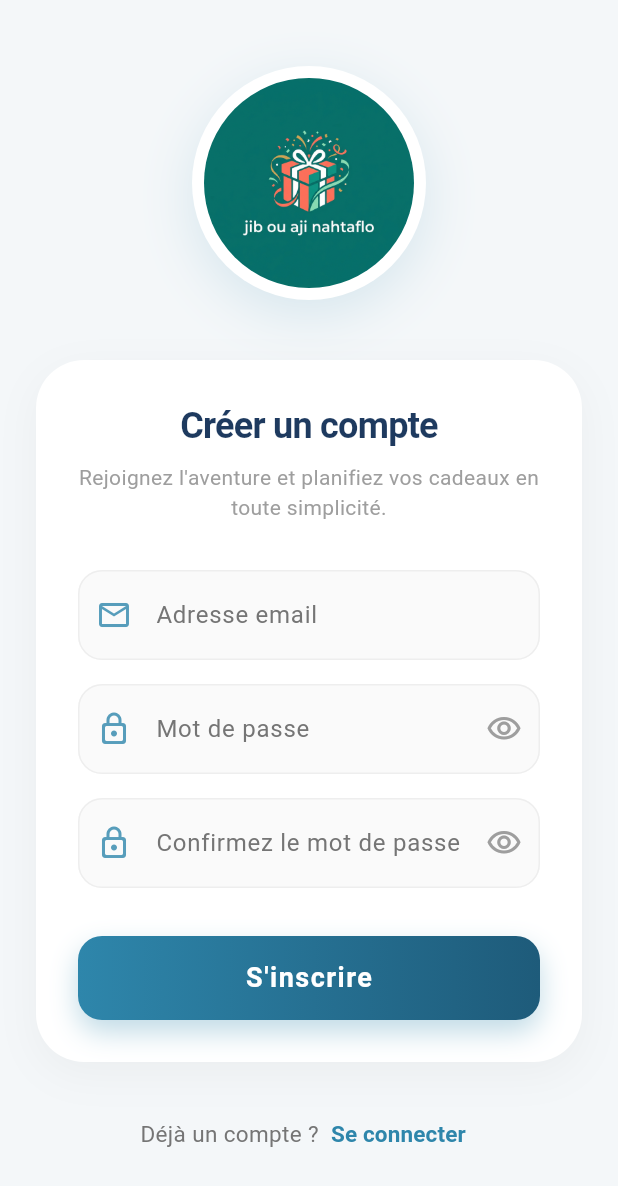
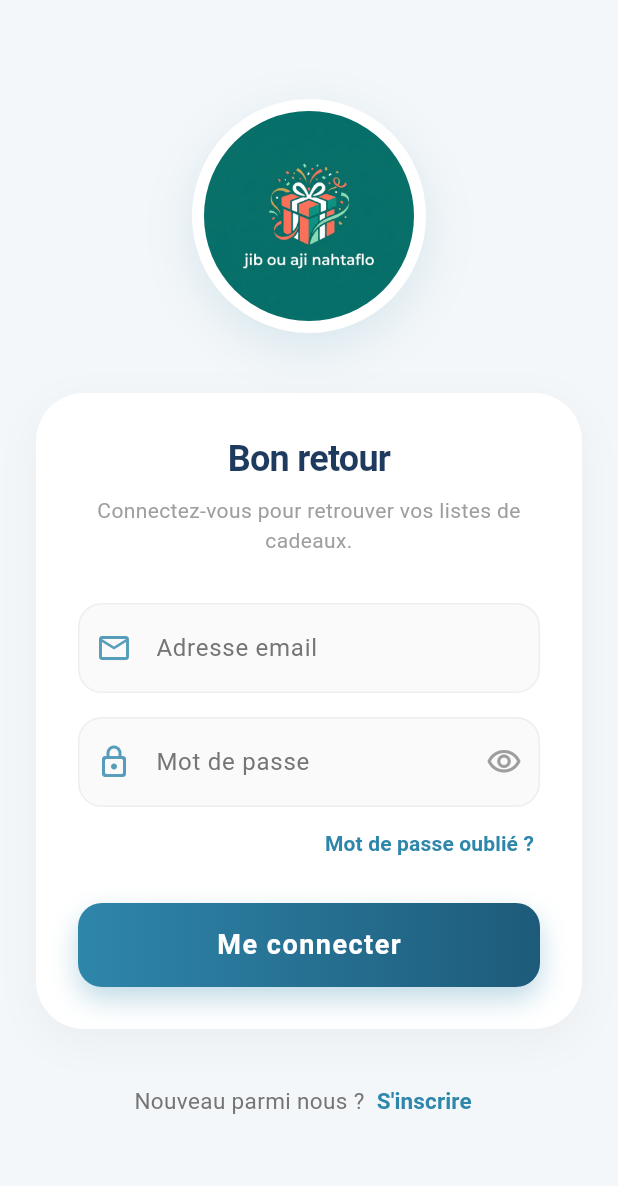
Before and after one commit to Houssam265/application-mobile-GIFT-PLANNING-, a Flutter app: the screen it shows after launch, on a phone screen of 412 x 824 dp. Shown: the top 1186 px of the screen. Run offline on Flutter 3.47's test engine with Material 3 defaults, Android fonts, the light colour scheme and no system bars; our stand-ins replace flutter_riverpod, go_router, supabase_flutter; accounts and stored records are empty; Roboto replaces fonts that are missing (Arial).

Commit message:
GP-04 : Écran Connexion email/password + session persistante

```diff
--- /dev/null
+++ b/lib/core/router/go_router_refresh_stream.dart
@@ -0,0 +1,21 @@
+import 'dart:async';
+import 'package:flutter/foundation.dart';
+
+/// Convertit un Stream en ChangeNotifier pour que GoRouter puisse s'y abonner
+/// via le paramètre refreshListenable.
+class GoRouterRefreshStream extends ChangeNotifier {
+  GoRouterRefreshStream(Stream<dynamic> stream) {
+    notifyListeners();
+    _subscription = stream.asBroadcastStream().listen(
+      (dynamic _) => notifyListeners(),
+    );
+  }
+
+  late final StreamSubscription<dynamic> _subscription;
+
+  @override
+  void dispose() {
+    _subscription.cancel();
+    super.dispose();
+  }
+}
--- /dev/null
+++ b/lib/features/auth/presentation/login_screen.dart
@@ -0,0 +1,317 @@
+import 'package:flutter/material.dart';
+import 'package:flutter_riverpod/flutter_riverpod.dart';
+import 'package:go_router/go_router.dart';
+import '../domain/auth_notifier.dart';
+import '../domain/auth_state.dart';
+
+class LoginScreen extends ConsumerStatefulWidget {
+  const LoginScreen({super.key});
+
+  @override
+  ConsumerState<LoginScreen> createState() => _LoginScreenState();
+}
+
+class _LoginScreenState extends ConsumerState<LoginScreen> {
+  final _formKey = GlobalKey<FormState>();
+  final _emailController = TextEditingController();
+  final _passwordController = TextEditingController();
+  bool _obscurePassword = true;
+
+  @override
+  void dispose() {
+    _emailController.dispose();
+    _passwordController.dispose();
+    super.dispose();
+  }
+
+  void _submit() {
+    if (!_formKey.currentState!.validate()) return;
+    ref.read(authNotifierProvider.notifier).login(
+      _emailController.text.trim(),
+      _passwordController.text.trim(),
+    );
+  }
+
+  Widget _buildTextField({
+    required TextEditingController controller,
+    required String labelText,
+    required IconData prefixIcon,
+    bool obscureText = false,
+    Widget? suffixIcon,
+    TextInputType? keyboardType,
+    String? Function(String?)? validator,
+  }) {
+    return TextFormField(
+      controller: controller,
+      obscureText: obscureText,
+      keyboardType: keyboardType,
+      style: const TextStyle(fontWeight: FontWeight.w500, fontSize: 16),
+      decoration: InputDecoration(
+        labelText: labelText,
+        labelStyle: TextStyle(color: Colors.grey.shade600),
+        prefixIcon: Icon(prefixIcon, color: const Color(0xFF2E86AB).withOpacity(0.8)),
+        suffixIcon: suffixIcon,
+        filled: true,
+        fillColor: Colors.grey.shade50,
+        contentPadding: const EdgeInsets.symmetric(horizontal: 20, vertical: 18),
+        border: OutlineInputBorder(
+          borderRadius: BorderRadius.circular(16),
+          borderSide: BorderSide.none,
+        ),
+        enabledBorder: OutlineInputBorder(
+          borderRadius: BorderRadius.circular(16),
+          borderSide: BorderSide(color: Colors.grey.shade200, width: 1),
+        ),
+        focusedBorder: OutlineInputBorder(
+          borderRadius: BorderRadius.circular(16),
+          borderSide: const BorderSide(color: Color(0xFF2E86AB), width: 2),
+        ),
+        errorBorder: OutlineInputBorder(
+          borderRadius: BorderRadius.circular(16),
+          borderSide: const BorderSide(color: Colors.redAccent, width: 1.5),
+        ),
+        focusedErrorBorder: OutlineInputBorder(
+          borderRadius: BorderRadius.circular(16),
+          borderSide: const BorderSide(color: Colors.redAccent, width: 2),
+        ),
+      ),
+      validator: validator,
+    );
+  }
+
+  @override
+  Widget build(BuildContext context) {
+    final authState = ref.watch(authNotifierProvider);
+
+    // Réagir aux changements d'état
+    ref.listen<AuthState>(authNotifierProvider, (previous, next) {
+      if (next.status == AuthStatus.success) {
+        // La redirection vers /home (ou autre) sera gérée par le routeur
+        // lorsqu'il détectera que l'utilisateur est connecté via le onAuthStateChange,
+        // mais on peut aussi forcer la redirection ici si on le souhaite.
+        context.go('/home');
+      }
+      if (next.status == AuthStatus.error) {
+        ScaffoldMessenger.of(context).showSnackBar(
+          SnackBar(
+            content: Text(next.errorMessage ?? 'Erreur inconnue'),
+            backgroundColor: Colors.redAccent,
+            behavior: SnackBarBehavior.floating,
+            shape: RoundedRectangleBorder(borderRadius: BorderRadius.circular(10)),
+          ),
+        );
+      }
+    });
+
+    return Scaffold(
+      backgroundColor: const Color(0xFFF4F7F9),
+      body: SafeArea(
+        child: Center(
+          child: SingleChildScrollView(
+            padding: const EdgeInsets.symmetric(horizontal: 24, vertical: 32),
+            child: Form(
+              key: _formKey,
+              child: Column(
+                mainAxisAlignment: MainAxisAlignment.center,
+                crossAxisAlignment: CrossAxisAlignment.stretch,
+                children: [
+                  // Logo Container with shadow
+                  Center(
+                    child: Hero(
+                      tag: 'app_logo',
+                      child: Container(
+                        padding: const EdgeInsets.all(8),
+                        decoration: BoxDecoration(
+                          color: Colors.white,
+                          shape: BoxShape.circle,
+                          boxShadow: [
+                            BoxShadow(
+                              color: const Color(0xFF2E86AB).withOpacity(0.15),
+                              blurRadius: 30,
+                              offset: const Offset(0, 10),
+                            ),
+                          ],
+                        ),
+                        child: ClipRRect(
+                          borderRadius: BorderRadius.circular(100),
+                          child: Image.asset(
+                            'assets/images/logo_text.png',
+                            height: 140,
+                            width: 140,
+                            fit: BoxFit.cover,
+                          ),
+                        ),
+                      ),
+                    ),
+                  ),
+
+                  const SizedBox(height: 40),
+
+                  // Fenêtre blanche principale contenant le formulaire
+                  Container(
+                    padding: const EdgeInsets.all(28),
+                    decoration: BoxDecoration(
+                      color: Colors.white,
+                      borderRadius: BorderRadius.circular(32),
+                      boxShadow: [
+                        BoxShadow(
+                          color: Colors.black.withOpacity(0.04),
+                          blurRadius: 24,
+                          offset: const Offset(0, 8),
+                        ),
+                      ],
+                    ),
+                    child: Column(
+                      crossAxisAlignment: CrossAxisAlignment.stretch,
+                      children: [
+                        Text(
+                          'Bon retour',
+                          textAlign: TextAlign.center,
+                          style: Theme.of(context).textTheme.headlineSmall?.copyWith(
+                            fontWeight: FontWeight.bold,
+                            color: const Color(0xFF1E3A5F),
+                            letterSpacing: -0.5,
+                          ),
+                        ),
+                        const SizedBox(height: 8),
+                        Text(
+                          'Connectez-vous pour retrouver vos listes de cadeaux.',
+                          textAlign: TextAlign.center,
+                          style: Theme.of(context).textTheme.bodyMedium?.copyWith(
+                            color: Colors.grey.shade500,
+                          ),
+                        ),
+                        const SizedBox(height: 32),
+
+                        // Email
+                        _buildTextField(
+                          controller: _emailController,
+                          labelText: 'Adresse email',
+                          prefixIcon: Icons.email_outlined,
+                          keyboardType: TextInputType.emailAddress,
+                          validator: (value) {
+                            if (value == null || value.isEmpty) return 'Email obligatoire';
+                            if (!RegExp(r'^[\w-.]+@([\w-]+\.)+[\w-]{2,4}$').hasMatch(value)) {
+                              return 'Format email invalide';
+                            }
+                            return null;
+                          },
+                        ),
+                        const SizedBox(height: 16),
+
+                        // Mot de passe
+                        _buildTextField(
+                          controller: _passwordController,
+                          labelText: 'Mot de passe',
+                          prefixIcon: Icons.lock_outline_rounded,
+                          obscureText: _obscurePassword,
+                          suffixIcon: IconButton(
+                            icon: Icon(
+                              _obscurePassword ? Icons.visibility_outlined : Icons.visibility_off_outlined,
+                              color: Colors.grey.shade500,
+                            ),
+                            onPressed: () => setState(() => _obscurePassword = !_obscurePassword),
+                          ),
+                          validator: (value) {
+                            if (value == null || value.isEmpty) return 'Mot de passe obligatoire';
+                            return null;
+                          },
+                        ),
+
+                        // Mot de passe oublié
+                        Align(
+                          alignment: Alignment.centerRight,
+                          child: TextButton(
+                            onPressed: () => context.go('/forgot-password'),
+                            style: TextButton.styleFrom(
+                              foregroundColor: const Color(0xFF2E86AB),
+                              padding: const EdgeInsets.symmetric(horizontal: 4, vertical: 8),
+                            ),
+                            child: const Text(
+                              'Mot de passe oublié ?',
+                              style: TextStyle(fontSize: 14, fontWeight: FontWeight.w600),
+                            ),
+                          ),
+                        ),
+
+                        const SizedBox(height: 16),
+
+                        // Bouton Connexion
+                        authState.status == AuthStatus.loading
+                            ? const Center(child: CircularProgressIndicator(color: Color(0xFF2E86AB)))
+                            : Container(
+                                height: 56,
+                                decoration: BoxDecoration(
+                                  borderRadius: BorderRadius.circular(16),
+                                  gradient: const LinearGradient(
+                                    colors: [Color(0xFF2E86AB), Color(0xFF1E5B7A)],
+                                    begin: Alignment.centerLeft,
+                                    end: Alignment.centerRight,
+                                  ),
+                                  boxShadow: [
+                                    BoxShadow(
+                                      color: const Color(0xFF2E86AB).withOpacity(0.3),
+                                      blurRadius: 15,
+                                      offset: const Offset(0, 8),
+                                    ),
+                                  ],
+                                ),
+                                child: ElevatedButton(
+                                  onPressed: _submit,
+                                  style: ElevatedButton.styleFrom(
+                                    backgroundColor: Colors.transparent,
+                                    shadowColor: Colors.transparent,
+                                    shape: RoundedRectangleBorder(
+                                      borderRadius: BorderRadius.circular(16),
+                                    ),
+                                  ),
+                                  child: const Text(
+                                    'Me connecter',
+                                    style: TextStyle(
+                                      fontSize: 18,
+                                      fontWeight: FontWeight.bold,
+                                      color: Colors.white,
+                                      letterSpacing: 1,
+                                    ),
+                                  ),
+                                ),
+                              ),
+                      ],
+                    ),
+                  ),
+
+                  const SizedBox(height: 24),
+
+                  // Lien vers Register
+                  Row(
+                    mainAxisAlignment: MainAxisAlignment.center,
+                    children: [
+                      Text(
+                        'Nouveau parmi nous ?',
+                        style: TextStyle(color: Colors.grey.shade600, fontSize: 15),
+                      ),
+                      TextButton(
+                        onPressed: () => context.go('/register'),
+                        style: TextButton.styleFrom(
+                          foregroundColor: const Color(0xFF2E86AB),
+                          padding: const EdgeInsets.symmetric(horizontal: 8),
+                        ),
+                        child: const Text(
+                          'S\'inscrire',
+                          style: TextStyle(
+                            fontSize: 15,
+                            fontWeight: FontWeight.bold,
+                          ),
+                        ),
+                      ),
+                    ],
+                  ),
+                ],
+              ),
+            ),
+          ),
+        ),
+      ),
+    );
+  }
+}
```
Also changed, not shown: lib/core/router/app_router.dart (+20 -6 lines), lib/features/auth/data/auth_repository.dart (+14 -0 lines), lib/features/auth/domain/auth_notifier.dart (+24 -0 lines), 1 other file.
